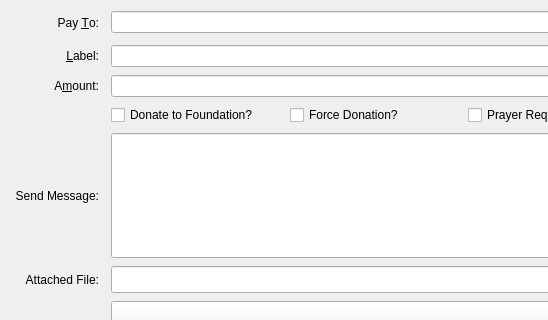
Old version of the form src/qt/forms/sendcoinsentry.ui in the repository biblepay/biblepay_legacy; both pictures show x 0 to 548 and y 0 to 320 of the 1013 by 467 pixel window.
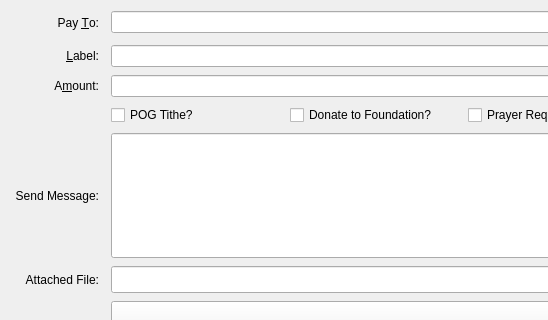
New version of the form. Custom widgets are drawn as their Qt base class.

Diff of the .ui file:
```diff
--- a/src/qt/forms/sendcoinsentry.ui
+++ b/src/qt/forms/sendcoinsentry.ui
@@ -144,7 +144,7 @@
          <string>Donate to Foundation?</string>
         </property>
         <property name="text">
-         <string>Donate to Foundation?</string>
+         <string>POG Tithe?</string>
         </property>
        </widget>
       </item>
@@ -154,7 +154,7 @@
          <string>Force Donation Regardless of Tithability?</string>
         </property>
         <property name="text">
-         <string>Force Donation?</string>
+         <string>Donate to Foundation?</string>
         </property>
        </widget>
       </item>
```
Left out of the diff: 2 changed lines with no effect on the pictures.
